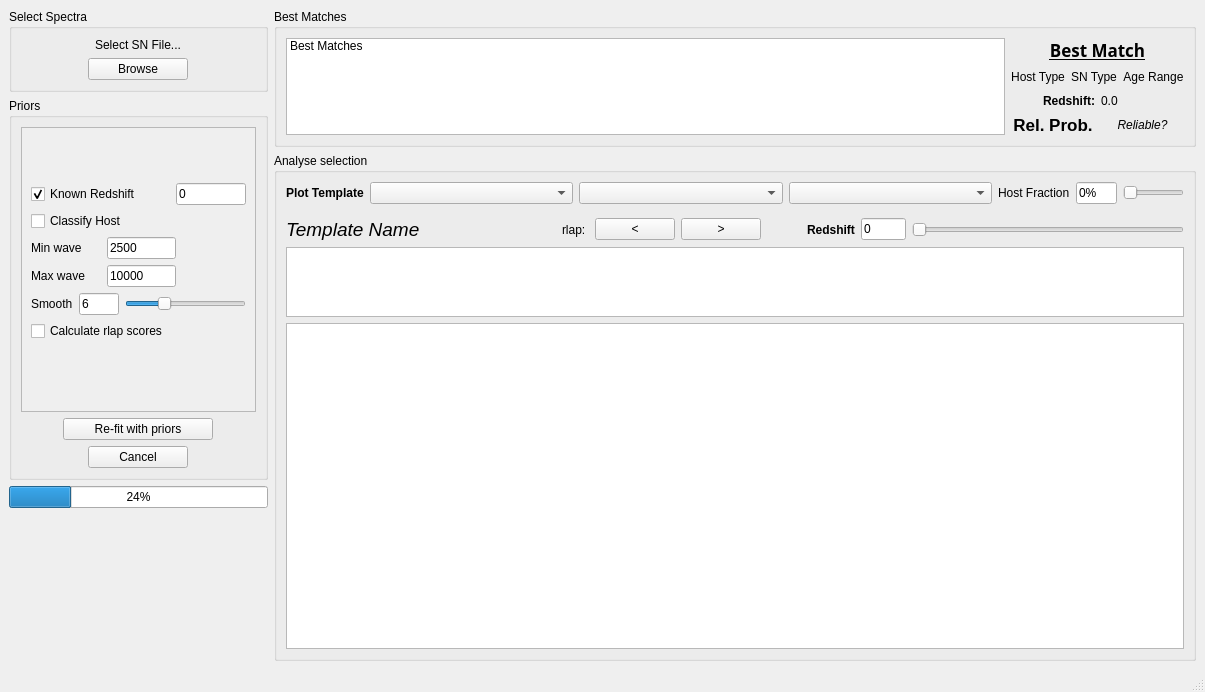
Qt form dash/design.ui (daniel-muthukrishna/astrodash) before a commit.
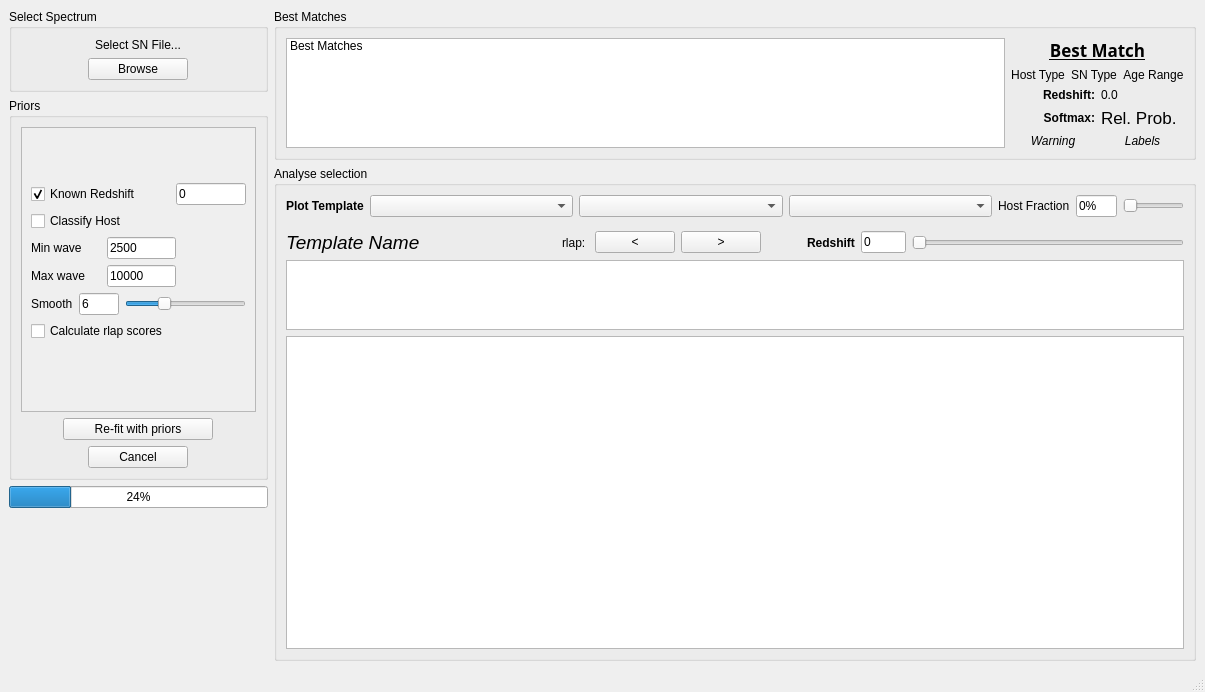
The same form after that commit. Custom widgets are drawn as their Qt base class.

Commit message: Warning labels for both rlap and inconsisten matches are shown on GUI and on classify.py output. Minimum rlap set to 6, before warning label is shown. GUI now shows the template that has the median redshift index. Updated cross correlation plots so that they are updated for each template that is viewed.

Diff of the .ui file:
```diff
--- a/dash/design.ui
+++ b/dash/design.ui
@@ -29,7 +29,7 @@
       <item>
        <widget class="QGroupBox" name="groupBox_2">
         <property name="title">
-         <string>Select Spectra</string>
+         <string>Select Spectrum</string>
         </property>
         <layout class="QVBoxLayout" name="verticalLayout_7" stretch="0">
          <item>
@@ -384,7 +384,7 @@
             </widget>
            </item>
            <item>
-            <layout class="QVBoxLayout" name="verticalLayout_10" stretch="0,0,0,0">
+            <layout class="QVBoxLayout" name="verticalLayout_10" stretch="0,0,0,0,0">
              <property name="rightMargin">
               <number>0</number>
              </property>
@@ -411,18 +411,27 @@
               </widget>
              </item>
              <item>
-              <layout class="QHBoxLayout" name="horizontalLayout_10">
+              <layout class="QHBoxLayout" name="horizontalLayout_10" stretch="0,0,0">
                <property name="bottomMargin">
                 <number>0</number>
                </property>
                <item>
                 <widget class="QLabel" name="labelBestHostType">
+                 <property name="maximumSize">
+                  <size>
+                   <width>16777215</width>
+                   <height>16777215</height>
+                  </size>
+                 </property>
                  <property name="text">
                   <string>Host Type</string>
                  </property>
                  <property name="alignment">
                   <set>Qt::AlignCenter</set>
                  </property>
+                 <property name="wordWrap">
+                  <bool>false</bool>
+                 </property>
                 </widget>
                </item>
                <item>
@@ -479,32 +488,70 @@
                <property name="bottomMargin">
                 <number>0</number>
                </property>
+               <item>
+                <widget class="QLabel" name="label_2">
+                 <property name="font">
+                  <font>
+                   <weight>75</weight>
+                   <bold>true</bold>
+                  </font>
+                 </property>
+                 <property name="text">
+                  <string>Softmax:</string>
+                 </property>
+                 <property name="alignment">
+                  <set>Qt::AlignRight|Qt::AlignTrailing|Qt::AlignVCenter</set>
+                 </property>
+                </widget>
+               </item>
                <item>
                 <widget class="QLabel" name="labelBestRelProb">
                  <property name="font">
                   <font>
                    <pointsize>13</pointsize>
-                   <weight>75</weight>
-                   <bold>true</bold>
+                   <weight>50</weight>
+                   <bold>false</bold>
                   </font>
                  </property>
                  <property name="text">
                   <string>Rel. Prob.</string>
                  </property>
                  <property name="alignment">
+                  <set>Qt::AlignLeading|Qt::AlignLeft|Qt::AlignVCenter</set>
+                 </property>
+                </widget>
+               </item>
+              </layout>
+             </item>
+             <item>
+              <layout class="QHBoxLayout" name="horizontalLayout_12">
+               <property name="topMargin">
+                <number>0</number>
+               </property>
+               <item>
+                <widget class="QLabel" name="labelRlapWarning">
+                 <property name="font">
+                  <font>
+                   <italic>true</italic>
+                  </font>
+                 </property>
+                 <property name="text">
+                  <string>Warning</string>
+                 </property>
+                 <property name="alignment">
                   <set>Qt::AlignCenter</set>
                  </property>
                 </widget>
                </item>
                <item>
-                <widget class="QLabel" name="labelReliableFlag">
+                <widget class="QLabel" name="labelInconsistentWarning">
                  <property name="font">
                   <font>
                    <italic>true</italic>
                   </font>
                  </property>
                  <property name="text">
-                  <string>Reliable?</string>
+                  <string>Labels</string>
                  </property>
                  <property name="alignment">
                   <set>Qt::AlignCenter</set>
```
Left out of the diff: 6 changed lines with no effect on the pictures. The commit also changes 7 other files.
